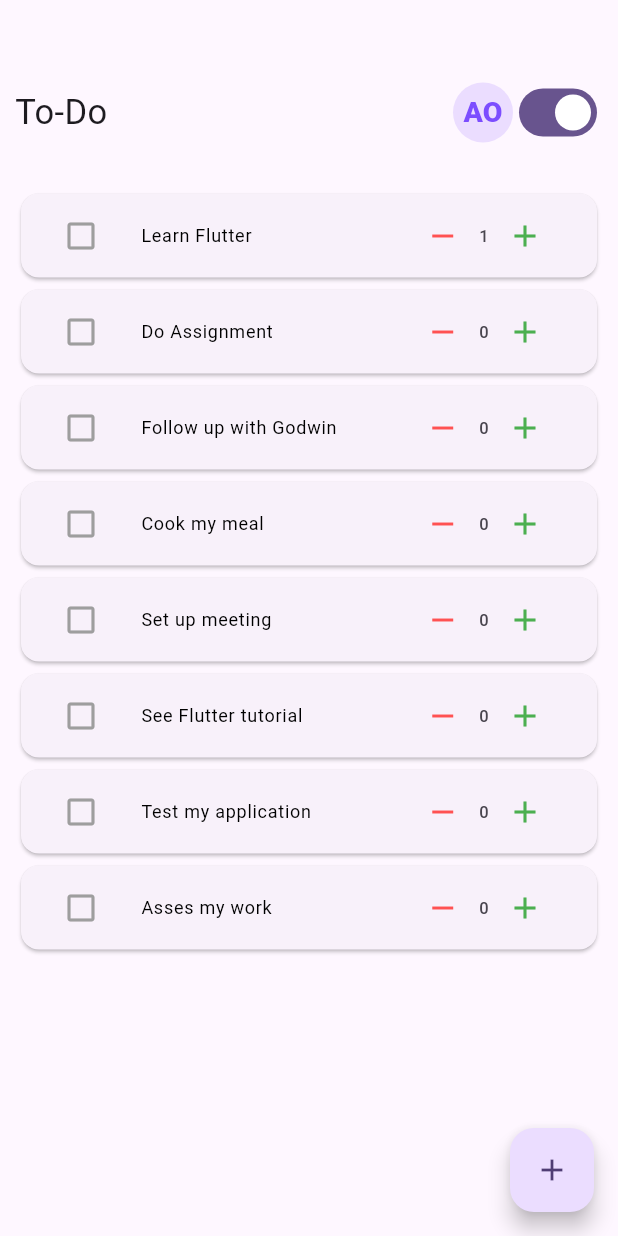
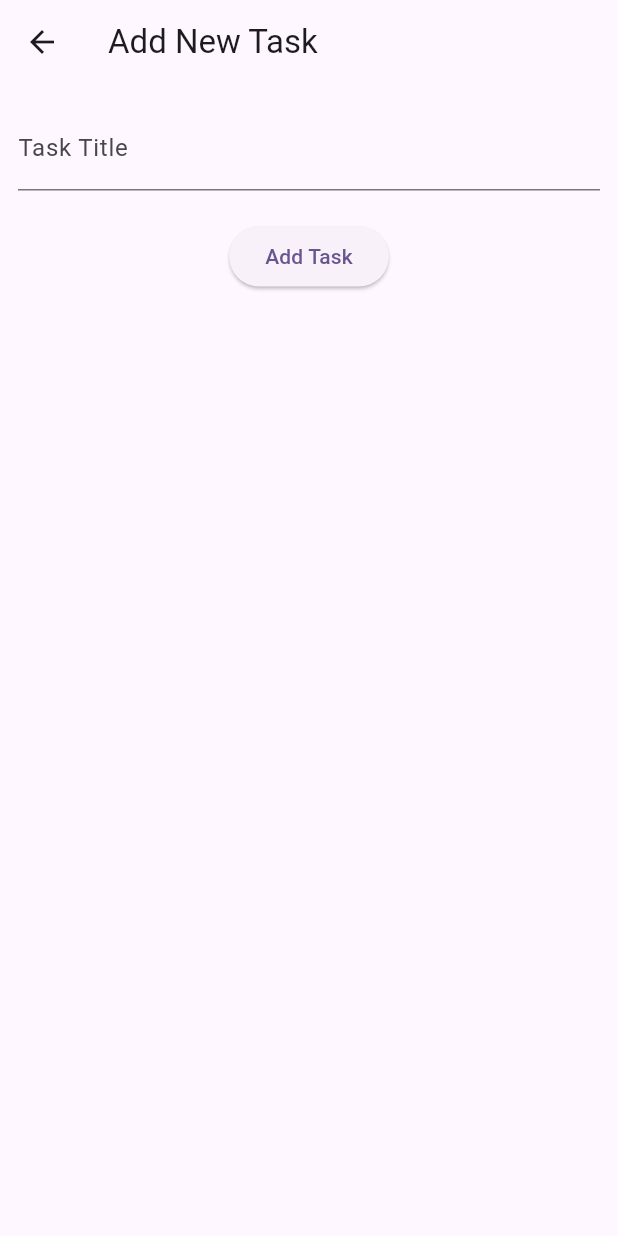
Before and after one commit to Holumeeday/TutorialApp, a Flutter app: the TodoApp screen opened directly, after a tap on the "add" icon, on a phone screen of 412 x 824 dp. Run offline on Flutter 3.47's test engine with Material 3 defaults, Android fonts, the phone set to English and light mode, and no system bars.

Commit message:
added more tutorial work

```diff
--- /dev/null
+++ b/lib/todoapp/model/task_model.dart
@@ -0,0 +1,11 @@
+class Task {
+  String title;
+  int count;
+  bool isDone;
+
+  Task({
+    required this.title,
+    this.count = 0,
+    this.isDone = false,
+  });
+}
--- a/lib/todoapp/tasklist.dart
+++ /dev/null
@@ -1,83 +0,0 @@
-import 'package:flutter/material.dart';
-
-class TaskList extends StatelessWidget {
-  final List<Map<String, dynamic>> tasks;
-  final Function(int) onIncrement;
-  final Function(int) onDecrement;
-  final Function(int) onToggle;
-
-  const TaskList({
-    super.key,
-    required this.tasks,
-    required this.onIncrement,
-    required this.onDecrement,
-    required this.onToggle,
-  });
-
-  @override
-  Widget build(BuildContext context) {
-    return Expanded(
-      child: ListView.builder(
-          itemCount: tasks.length,
-          itemBuilder: (context, index) {
-            return TaskCard_(
-              isDone: tasks[index]["isDone"],
-              title: tasks[index]['title'],
-              count: tasks[index]['count'],
-              onDecrement: () => onDecrement(index),
-              onIncrement: () => onIncrement(index),
-              onToggleDone:() => onToggle(index) ,
-            );
-          }),
-    );
-  }
-}
-
-class TaskCard_ extends StatelessWidget {
-  final String title;
-  final int count;
-  final VoidCallback onIncrement;
-  final VoidCallback onDecrement;
-  final bool isDone;
-  final VoidCallback onToggleDone;
-
-  const TaskCard_({
-    super.key,
-    required this.title,
-    required this.count,
-    required this.onIncrement,
-    required this.onDecrement,
-    required this.isDone,
-    required this.onToggleDone
-  });
-
-  @override
-  Widget build(BuildContext context) {
-    return Card(
-      elevation: 1,
-      child: ListTile(
-        leading: IconButton(onPressed: onToggleDone,
-         icon: Icon(isDone ? Icons.check_box : Icons.check_box_outline_blank, color: isDone? Colors.green: Colors.grey,)),
-          title: Expanded(child: Text(title, style: TextStyle(fontSize: 12, decoration: isDone ? TextDecoration.lineThrough : null, color: isDone? Colors.green : Colors.black),)),
-          trailing: Row(
-            mainAxisSize: MainAxisSize.min,
-            children: [
-
-              IconButton(
-                  icon: const Icon(
-                    Icons.remove,
-                    color: Colors.redAccent,
-                  ),
-                  onPressed:  onDecrement),
-              Text("$count"),
-              IconButton(
-                  onPressed: onIncrement,
-                  icon: const Icon(
-                    Icons.add,
-                    color: Colors.green,
-                  ))
-            ],
-          )),
-    );
-  }
-}
--- a/lib/todoapp/todo_app.dart
+++ b/lib/todoapp/todo_app.dart
@@ -1,6 +1,7 @@
-import 'package:basicpractices/todoapp/tasklist.dart';
-import 'package:basicpractices/todoapp/total_taskscore.dart';
 import 'package:flutter/material.dart';
+
+import 'model/task_model.dart';
+import 'widgets/task_list.dart';
 
 class TodoApp extends StatefulWidget {
   const TodoApp({super.key});
@@ -11,42 +12,59 @@
 
 class _TodoAppState extends State<TodoApp> {
   bool showTasks = true;
+  late Future<List<Task>> futureTask;
+  List<Task> tasks=[];
 
-  // Task list
-  List<Map<String, dynamic>> tasks = [
-    {"title": "Learn Flutter", "count": 0, "isDone": false},
-    {"title": "Do Assignment", "count": 0, "isDone": false},
-    {"title": "Follow up with Godwin", "count": 0, "isDone": false},
-    {"title": "Cook my meal", "count": 0, "isDone": false},
-    {"title": "Set up meeting", "count": 0, "isDone": false},
-    {"title": "See Flutter tutorial", "count": 0, "isDone": false},
-    {"title": "Test my application", "count": 0, "isDone": false},
-    {"title": "Asses my work", "count": 0, "isDone": false},
+  @override
+  void initState() {
+    super.initState();
+    futureTask = loadTask();
+
+  }
+
+  Future<List<Task>> loadTask() async{
+    await Future.delayed(const Duration(seconds: 4));
+
+    return [
+      Task(title: "Learn Flutter"),
+      Task(title: "Do Assignment"),
+      Task(title: "Follow up with Godwin"),
+      Task(title: "Cook my meal"),
+      Task(title: "Set up meeting"),
+      Task(title: "See Flutter tutorial"),
+      Task(title: "Test my application"),
+      Task(title: "Asses my work"),
     ];
+  }
 
-  void addTask() {
+
+  void addTask() async{
+    final newTask = await Navigator.pushNamed(context, '/add');
+
+    if (newTask != null && newTask is Task){
       setState(() {
-      tasks.add({"title": "New Task ${tasks.length + 1}", "count": 0});
+        tasks.add(newTask);
       });
+    }
   }
 
   void increment(int index) {
     setState(() {
-      tasks[index]["count"]++;
+      tasks[index].count++;
     });
   }
 
   void decrement(int index) {
     setState(() {
-      if (tasks[index]["count"] > 0) {
-        tasks[index]["count"]--;
+      if (tasks[index].count > 0) {
+        tasks[index].count--;
       }
     });
   }
 
   void toggleDone(int index) {
     setState(() {
-      tasks[index]["isDone"] = !tasks[index]["isDone"];
+      tasks[index].isDone = !tasks[index].isDone;
     });
   }
 
@@ -57,18 +75,17 @@
   padding: const EdgeInsets.symmetric(horizontal: 10, vertical: 25),
   child: Column(
     children: [
+      // ✅ Header row always visible
       Row(
         mainAxisAlignment: MainAxisAlignment.spaceBetween,
         children: [
-                Text(
+          const Text(
             'To-Do',
-                  style: TextStyle(
-                    fontSize: 23,
-                  ),
+            style: TextStyle(fontSize: 23),
           ),
           Row(
             children: [
-                    SizedBox(
+              const SizedBox(
                 width: 40,
                 child: CircleAvatar(
                   radius: 50,
@@ -77,8 +94,10 @@
                     style: TextStyle(
                       fontSize: 19,
                       fontWeight: FontWeight.w800,
-                                color: Colors.deepPurpleAccent),
-                          )),
+                      color: Colors.deepPurpleAccent,
+                    ),
+                  ),
+                ),
               ),
               Switch(
                 value: showTasks,
@@ -89,16 +108,37 @@
                 },
               ),
             ],
-                )
+          ),
         ],
       ),
-            showTasks
-                ? TaskList(
-                    onToggle: toggleDone,
+
+      const SizedBox(height: 20),
+
+      // ✅ Only this part waits for async data
+      Expanded(
+        child: FutureBuilder<List<Task>>(
+          future: futureTask,
+          builder: (context, snapshot) {
+            if (snapshot.connectionState == ConnectionState.waiting) {
+              return const Center(child: CircularProgressIndicator());
+            } else if (snapshot.hasError) {
+              return Center(child: Text("Error: ${snapshot.error}"));
+            } else {
+              if (tasks.isEmpty) {
+                tasks = snapshot.data!;
+              }
+
+              return
+              TaskList(
                 tasks: tasks,
                 onIncrement: increment,
-                    onDecrement: decrement)
-                : Total_taskscore(tasks: tasks),
+                onDecrement: decrement,
+                onToggleDone: toggleDone
+                );
+            }
+          },
+        ),
+      ),
     ],
   ),
 ),
@@ -106,6 +146,8 @@
   onPressed: addTask,
   child: const Icon(Icons.add),
 ),
+
     );
+
 }
 }
--- /dev/null
+++ b/lib/todoapp/view/add_task_screen.dart
@@ -0,0 +1,57 @@
+import 'package:basicpractices/todoapp/model/task_model.dart';
+import 'package:flutter/material.dart';
+
+class AddTaskScreen extends StatefulWidget {
+  const AddTaskScreen({super.key});
+
+  @override
+  State<AddTaskScreen> createState() => _AddTaskScreenState();
+}
+
+class _AddTaskScreenState extends State<AddTaskScreen> {
+  final _formkey = GlobalKey<FormState>();
+  final TextEditingController _controller = TextEditingController();
+
+  void _submitTask(BuildContext context){
+    if(_formkey.currentState!.validate()){
+      final newTask = Task(title: _controller.text);
+
+      Navigator.pop(context, newTask);
+    }
+  }
+  @override
+  Widget build(BuildContext context) {
+    return Scaffold(
+      appBar: AppBar(
+        title: Text("Add New Task"),
+      ),
+      body: Padding(
+        padding: const EdgeInsets.symmetric(horizontal: 12, vertical: 15),
+        child: Form(
+          key: _formkey,
+          child: Column(
+            children: [
+              TextFormField(
+                controller: _controller,
+                decoration: const InputDecoration(labelText: "Task Title"),
+                validator: (value){
+                  if(value == null || value.isEmpty){
+                    return "Please enter a task";
+                  }
+                  return null;
+                },
+              ),
+              SizedBox(
+                height: 20,
+              ),
+              ElevatedButton(
+                onPressed: ()=> _submitTask(context),
+                 child: const Text("Add Task")
+                 )
+            ],
+          )
+          ),
+        ),
+    );
+  }
+}
--- /dev/null
+++ b/lib/todoapp/view/task_details_screen.dart
@@ -0,0 +1,33 @@
+import 'package:flutter/material.dart';
+
+import '../model/task_model.dart';
+
+class TaskDetailsScreen extends StatefulWidget {
+  const TaskDetailsScreen({super.key});
+
+  @override
+  State<TaskDetailsScreen> createState() => _TaskDetailsScreenState();
+}
+
+class _TaskDetailsScreenState extends State<TaskDetailsScreen> {
+  @override
+  Widget build(BuildContext context) {
+    final task = ModalRoute.of(context)!.settings.arguments as Task;
+    return Scaffold(
+      appBar: AppBar(title: Text(task.title),),
+      body: Padding(
+        padding: const EdgeInsets.all(16),
+        child: Column(
+          crossAxisAlignment: CrossAxisAlignment.start,
+          children: [
+            Text("Title: ${task.title}", style: const TextStyle(fontSize: 20, fontWeight: FontWeight.w500)),
+            const SizedBox(height: 10),
+            Text("Count: ${task.count}"),
+            const SizedBox(height: 10),
+            Text("Completed: ${task.isDone ? 'Yes' : 'No'}"),
+          ],
+        ),
+      ),
+    );
+  }
+}
--- /dev/null
+++ b/lib/todoapp/widgets/task_card.dart
@@ -0,0 +1,60 @@
+import 'package:flutter/material.dart';
+
+import '../model/task_model.dart';
+
+class TaskCard extends StatelessWidget {
+  final Task task;
+  final VoidCallback onIncrement;
+  final VoidCallback onDecrement;
+  final VoidCallback onToggleDone;
+
+  const TaskCard({super.key,
+  required this.task,
+  required this.onIncrement,
+  required this.onDecrement,
+  required this.onToggleDone});
+
+  @override
+  Widget build(BuildContext context) {
+    return Card(
+      elevation: 1,
+      child: ListTile(
+        onTap: (){
+          Navigator.pushNamed(context, '/detail', arguments: task);
+        },
+          leading: IconButton(
+              onPressed: onToggleDone,
+              icon: Icon(
+                task.isDone ? Icons.check_box : Icons.check_box_outline_blank,
+                color: task.isDone ? Colors.green : Colors.grey,
+              )),
+          title: Expanded(
+              child: Text(
+            task.title,
+            style: TextStyle(
+                fontSize: 12,
+                decoration: task.isDone ? TextDecoration.lineThrough : null,
+                color: task.isDone ? Colors.green : Colors.black),
+          )),
+          trailing: Row(
+            mainAxisSize: MainAxisSize.min,
+            children: [
+              IconButton(
+                  icon: const Icon(
+                    Icons.remove,
+                    color: Colors.redAccent,
+                  ),
+                  onPressed: onDecrement),
+              Text("${task.count}"),
+              IconButton(
+                  onPressed: onIncrement,
+                  icon: const Icon(
+                    Icons.add,
+                    color: Colors.green,
+                  ))
+            ],
+          )),
+    );
+
+  }
+}
```
Also changed, not shown: lib/main.dart (+9 -1 lines), lib/todoapp/widgets/task_list.dart (added, +34 -0 lines), 1 other file. Lines whose indentation alone changed are shown as unchanged.
